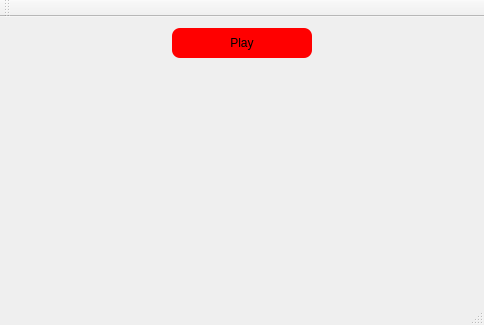
This is mainmenu.ui in HashanMaduwantha/TicTacToe as Qt 5 draws it before an edit. The edited form follows.
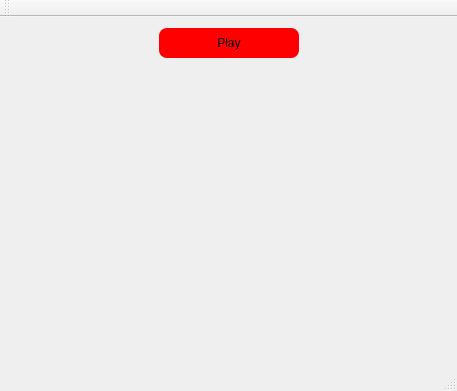
This is the edited form.

```diff
--- a/mainmenu.ui
+++ b/mainmenu.ui
@@ -6,8 +6,8 @@
    <rect>
     <x>0</x>
     <y>0</y>
-    <width>484</width>
-    <height>325</height>
+    <width>457</width>
+    <height>391</height>
    </rect>
   </property>
   <property name="windowTitle">
```
Left out of the diff: 2 changed lines with no effect on the pictures.
